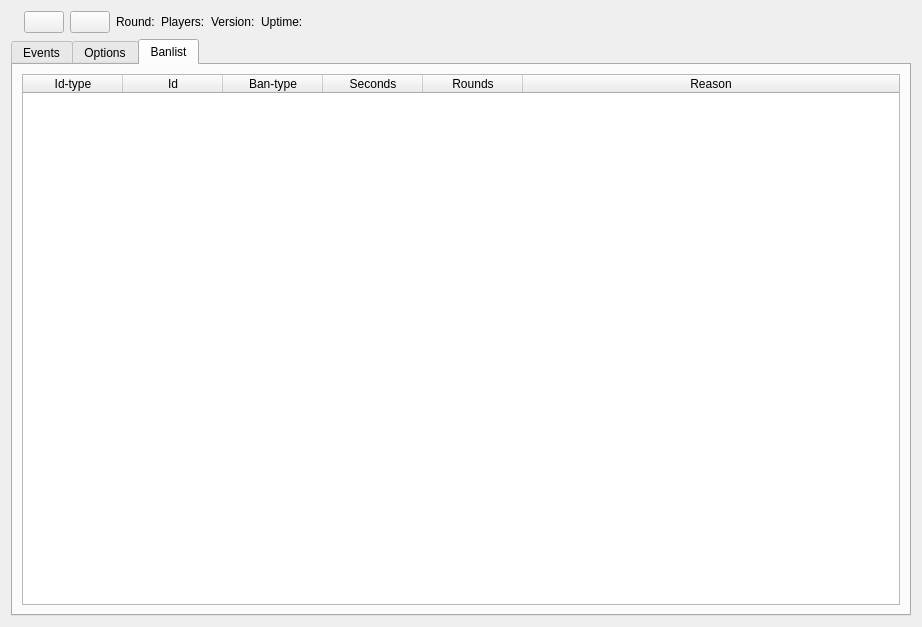
First picture: the form in client/bf4/BF4Widget.ui, repository OpenRcon/OpenRcon, before the edit.
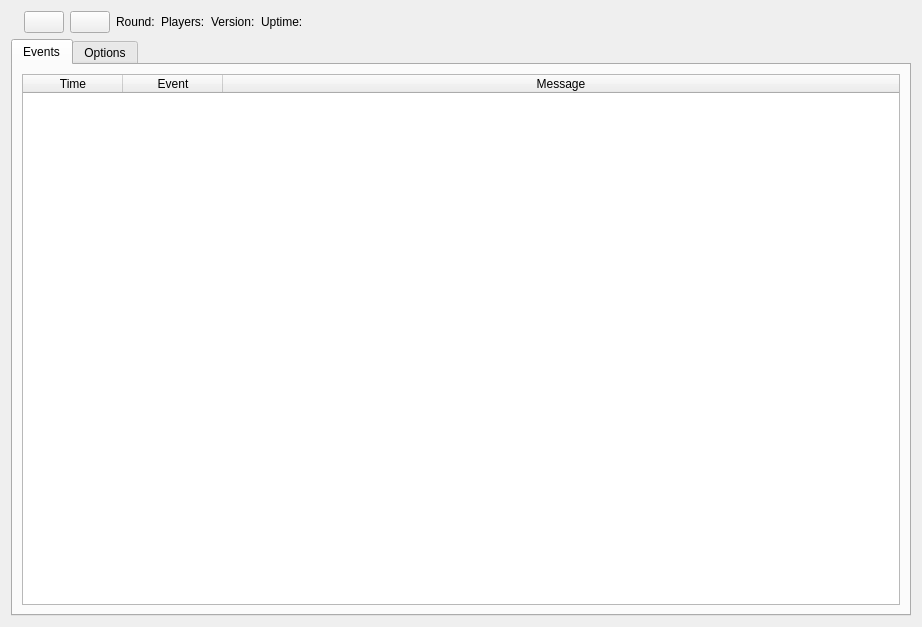
Second picture: the form after the edit. The open tabs and pages were chosen to show the change. Icons and pictures are not drawn.

Commit message: (BF4) Added BanListWidget.

The edit to the form file:
```diff
--- a/client/bf4/BF4Widget.ui
+++ b/client/bf4/BF4Widget.ui
@@ -902,68 +902,6 @@
        </item>
       </layout>
      </widget>
-     <widget class="QWidget" name="tab_bl">
-      <attribute name="title">
-       <string>Banlist</string>
-      </attribute>
-      <layout class="QGridLayout" name="gridLayout_14">
-       <item row="0" column="0">
-        <widget class="QTableWidget" name="tableWidget_bl_banList">
-         <property name="contextMenuPolicy">
-          <enum>Qt::CustomContextMenu</enum>
-         </property>
-         <property name="editTriggers">
-          <set>QAbstractItemView::NoEditTriggers</set>
-         </property>
-         <property name="selectionMode">
-          <enum>QAbstractItemView::SingleSelection</enum>
-         </property>
-         <property name="selectionBehavior">
-          <enum>QAbstractItemView::SelectRows</enum>
-         </property>
-         <attribute name="horizontalHeaderStretchLastSection">
-          <bool>true</bool>
-         </attribute>
-         <attribute name="verticalHeaderVisible">
-          <bool>false</bool>
-         </attribute>
-         <attribute name="verticalHeaderHighlightSections">
-          <bool>false</bool>
-         </attribute>
-         <column>
-          <property name="text">
-           <string>Id-type</string>
-          </property>
-         </column>
-         <column>
-          <property name="text">
-           <string>Id</string>
-          </property>
-         </column>
-         <column>
-          <property name="text">
-           <string>Ban-type</string>
-          </property>
-         </column>
-         <column>
-          <property name="text">
-           <string>Seconds</string>
-          </property>
-         </column>
-         <column>
-          <property name="text">
-           <string>Rounds</string>
-          </property>
-         </column>
-         <column>
-          <property name="text">
-           <string>Reason</string>
-          </property>
-         </column>
-        </widget>
-       </item>
-      </layout>
-     </widget>
     </widget>
    </item>
   </layout>
```
The commit also changes 12 other files.
